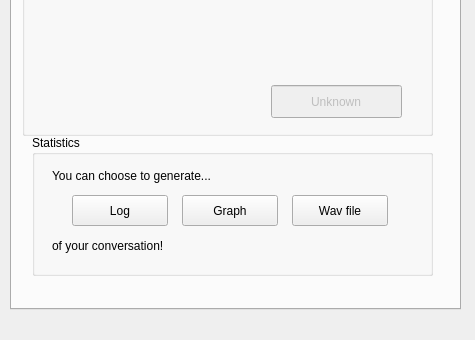
Above: gui/edytor.ui from ppwwyyxx/speaker-recognition before the change; both pictures show x 0 to 475 and y 211 to 551 of the 475 by 551 pixel window. Below: the same form after it.
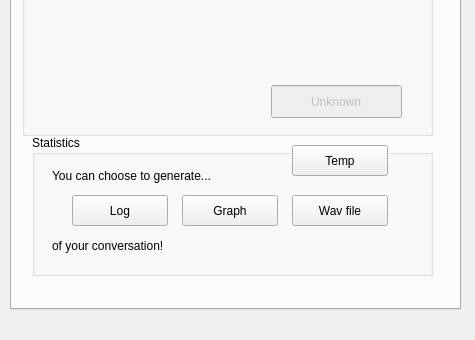
That is the form after the change.

```diff
--- a/gui/edytor.ui
+++ b/gui/edytor.ui
@@ -937,6 +937,19 @@
        <string>of your conversation!</string>
       </property>
      </widget>
+     <widget class="QPushButton" name="Temp_button">
+      <property name="geometry">
+       <rect>
+        <x>260</x>
+        <y>10</y>
+        <width>96</width>
+        <height>31</height>
+       </rect>
+      </property>
+      <property name="text">
+       <string>Temp</string>
+      </property>
+     </widget>
     </widget>
     <zorder>groupBox_4</zorder>
     <zorder>groupBox_7</zorder>
```
Left out of the diff: 4 changed lines with no effect on the pictures.
